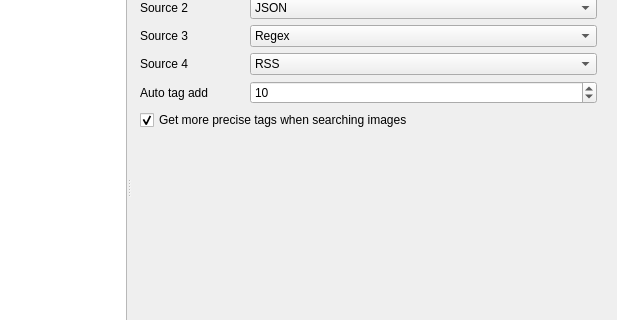
This is src/gui/src/settings/options-window.ui in Bionus/imgbrd-grabber as Qt 5 draws it before an edit; both pictures show x 126 to 743 and y 109 to 429 of the 743 by 619 pixel window. The edited form follows.
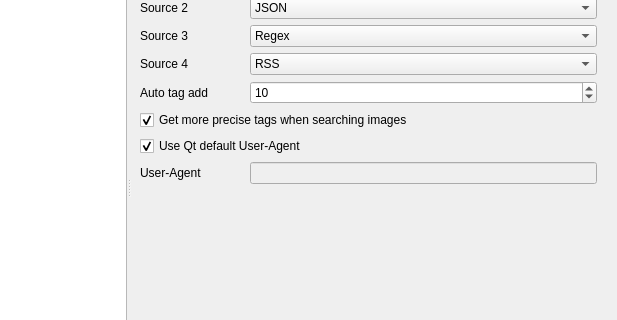
This is the edited form. The open tabs and pages were chosen to show the change. Icons and pictures are not drawn.

Commit message: feat: allow to use Qt default UA and override it globally

```diff
--- a/src/gui/src/settings/options-window.ui
+++ b/src/gui/src/settings/options-window.ui
@@ -627,6 +627,30 @@
           </property>
          </widget>
         </item>
+        <item row="8" column="0" colspan="2">
+         <widget class="QCheckBox" name="checkUseQtUserAgent">
+          <property name="text">
+           <string>Use Qt default User-Agent</string>
+          </property>
+          <property name="checked">
+           <bool>true</bool>
+          </property>
+         </widget>
+        </item>
+        <item row="9" column="0">
+         <widget class="QLabel" name="labelUserAgent">
+          <property name="text">
+           <string>User-Agent</string>
+          </property>
+         </widget>
+        </item>
+        <item row="9" column="1">
+         <widget class="QLineEdit" name="lineUserAgent">
+          <property name="enabled">
+           <bool>false</bool>
+          </property>
+         </widget>
+        </item>
        </layout>
       </widget>
       <widget class="QWidget" name="pageSourcesRegistries">
```
Left out of the diff: 80 changed lines with no effect on the pictures. The commit also changes 3 other files.
